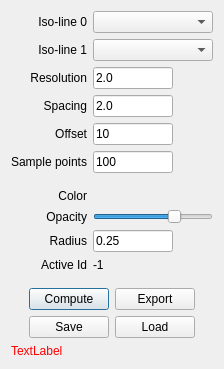
Above: freeview/DialogLineProfile.ui from freesurfer/freesurfer before the change. Below: the same form after it.
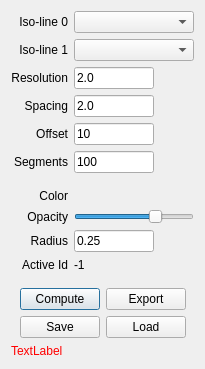
That is the form after the change. Custom widgets are drawn as their Qt base class.

Commit message: fixed the issue of incorrect depth of view cut of some of the line profile renderings. Change the number of samples setting as the number of segments.

Diff of the .ui file:
```diff
--- a/freeview/DialogLineProfile.ui
+++ b/freeview/DialogLineProfile.ui
@@ -45,7 +45,7 @@
      <item row="5" column="0">
       <widget class="QLabel" name="label_2">
        <property name="text">
-        <string>Sample points</string>
+        <string>Segments</string>
        </property>
        <property name="alignment">
         <set>Qt::AlignRight|Qt::AlignTrailing|Qt::AlignVCenter</set>
```
The commit also changes 2 other files.
